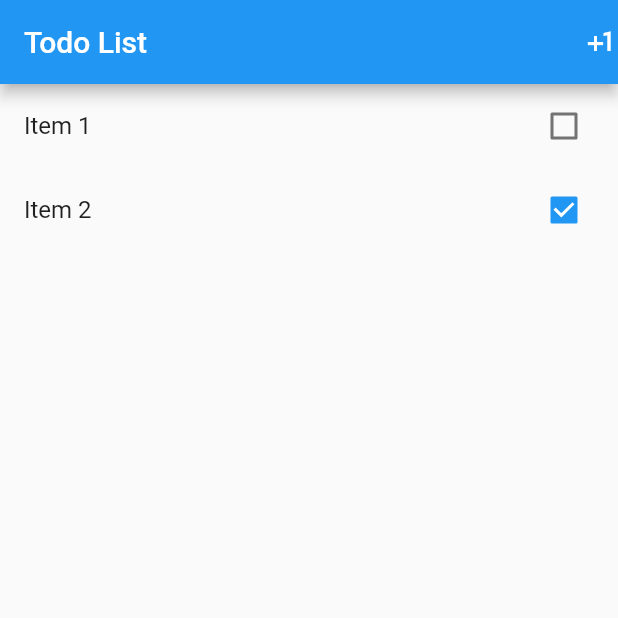
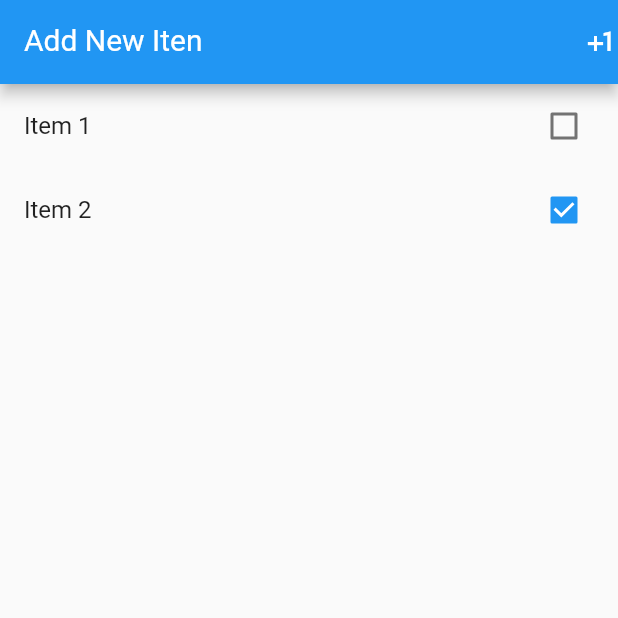
Before and after one commit to sisouza/betapp, a Flutter app: the screen it shows after launch, on a phone screen of 412 x 824 dp, the top half of it. Run offline on Flutter 3.47's test engine with Material 2 defaults, Android fonts, the phone set to English and light mode, and no system bars.

Commit message:
keyboard, text controller

```diff
--- a/lib/main.dart
+++ b/lib/main.dart
@@ -12,17 +12,8 @@ class MyApp extends StatelessWidget {
   Widget build(BuildContext context) {
     //nossa app como um td sempre retornar um material app
     return MaterialApp(
-      title: 'Flutter Demo',
+      title: 'Todo App',
       theme: ThemeData(
-        // This is the theme of your application.
-        //
-        // Try running your application with "flutter run". You'll see the
-        // application has a blue toolbar. Then, without quitting the app, try
-        // changing the primarySwatch below to Colors.green and then invoke
-        // "hot reload" (press "r" in the console where you ran "flutter run",
-        // or simply save your changes to "hot reload" in a Flutter IDE).
-        // Notice that the counter didn't reset back to zero; the application
-        // is not restarted.
         primarySwatch: Colors.blue,
       ),
       home: HomePage(),
@@ -45,11 +36,26 @@ class HomePage extends StatefulWidget {
 }
 
 class _HomePageState extends State<HomePage> {
+  //controller para o texto
+  var newTaskCtrl = TextEditingController();
+
   @override
   Widget build(BuildContext context) {
     return Scaffold(
       appBar: AppBar(
-        title: Text("Todo List"),
+        title: TextFormField(
+          controller: newTaskCtrl,
+          keyboardType: TextInputType.text,
+          style: TextStyle(
+            color: Colors.white,
+            fontSize: 20,
+          ),
+          decoration: InputDecoration(
+              labelText: "Add New Iten",
+              labelStyle: TextStyle(
+                color: Colors.white,
+              )),
+        ),
         actions: <Widget>[
           Icon(Icons.plus_one),
         ],
```
